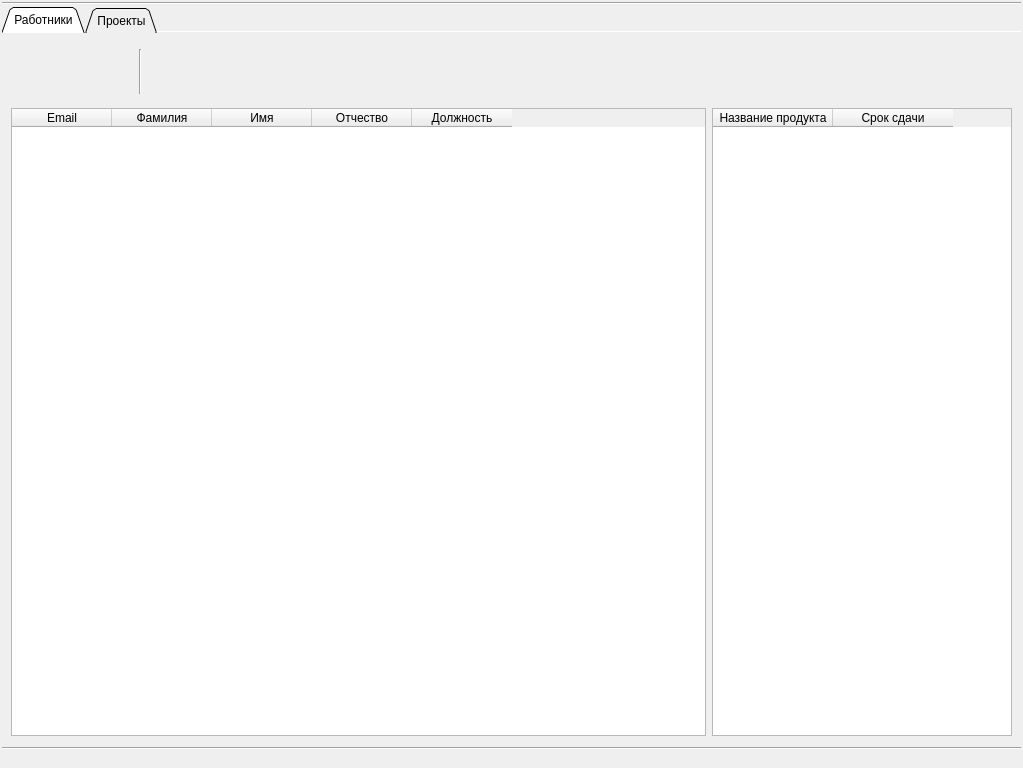
First picture: the form in ui/main_window.ui, repository DvaMishkiLapa/StaffMI_client, before the edit.
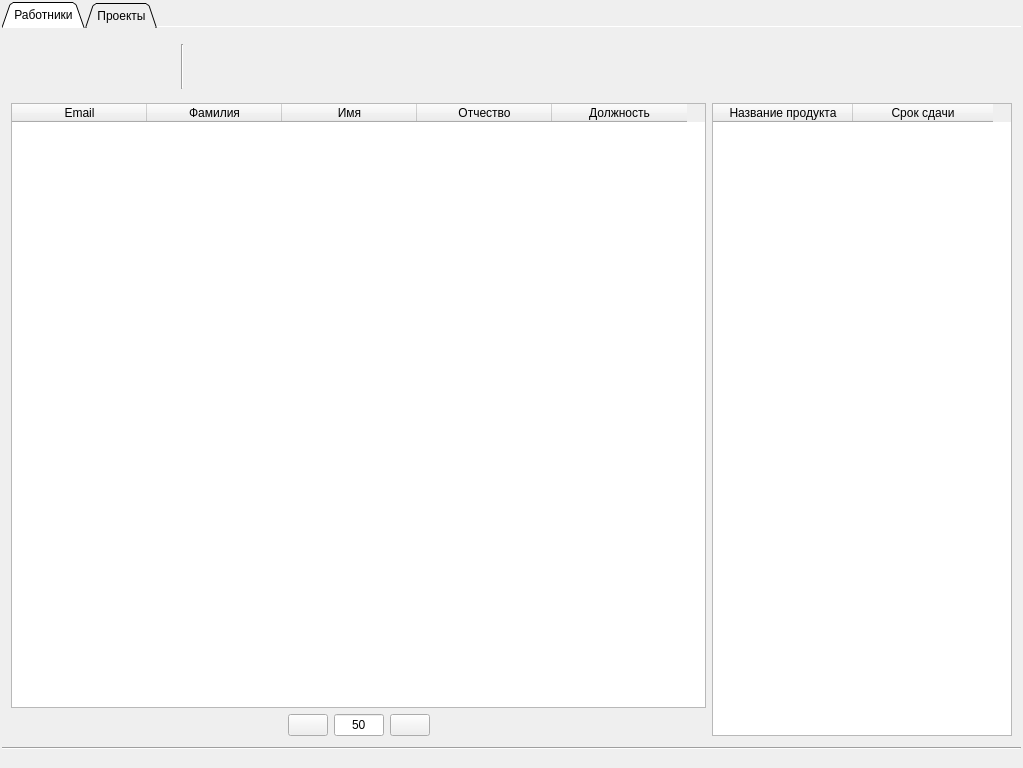
Second picture: the form after the edit. Icons and pictures are not drawn.

Commit message: Added pagination of workers in the interface

```diff
--- a/ui/main_window.ui
+++ b/ui/main_window.ui
@@ -64,35 +64,7 @@
     <property name="spacing">
      <number>2</number>
     </property>
-    <item row="3" column="0">
-     <widget class="QLabel" name="label_log_main">
-      <property name="styleSheet">
-       <string notr="true">color: rgb(255, 0, 0);
-font-weight: bold;</string>
-      </property>
-      <property name="text">
-       <string/>
-      </property>
-      <property name="alignment">
-       <set>Qt::AlignRight|Qt::AlignTrailing|Qt::AlignVCenter</set>
-      </property>
-     </widget>
-    </item>
-    <item row="0" column="0">
-     <widget class="Line" name="line_2">
-      <property name="orientation">
-       <enum>Qt::Horizontal</enum>
-      </property>
-     </widget>
-    </item>
-    <item row="2" column="0">
-     <widget class="Line" name="line_3">
-      <property name="orientation">
-       <enum>Qt::Horizontal</enum>
-      </property>
-     </widget>
-    </item>
-    <item row="1" column="0">
+    <item row="0" column="0" colspan="2">
      <widget class="QTabWidget" name="tabWidget">
       <property name="tabPosition">
        <enum>QTabWidget::North</enum>
@@ -321,6 +293,32 @@
               </property>
              </widget>
             </item>
+            <item>
+             <widget class="QPushButton" name="search_user">
+              <property name="sizePolicy">
+               <sizepolicy hsizetype="Minimum" vsizetype="Minimum">
+                <horstretch>0</horstretch>
+                <verstretch>0</verstretch>
+               </sizepolicy>
+              </property>
+              <property name="text">
+               <string/>
+              </property>
+              <property name="icon">
+               <iconset>
+                <normaloff>icons/search_user.png</normaloff>icons/search_user.png</iconset>
+              </property>
+              <property name="iconSize">
+               <size>
+                <width>45</width>
+                <height>45</height>
+               </size>
+              </property>
+              <property name="flat">
+               <bool>true</bool>
+              </property>
+             </widget>
+            </item>
             <item>
              <widget class="Line" name="line">
               <property name="sizePolicy">
@@ -563,7 +561,51 @@
           </widget>
          </widget>
         </item>
-        <item row="2" column="5">
+        <item row="2" column="0" colspan="5">
+         <widget class="QTableWidget" name="workers_table">
+          <property name="sizePolicy">
+           <sizepolicy hsizetype="Minimum" vsizetype="Expanding">
+            <horstretch>0</horstretch>
+            <verstretch>0</verstretch>
+           </sizepolicy>
+          </property>
+          <property name="selectionBehavior">
+           <enum>QAbstractItemView::SelectRows</enum>
+          </property>
+          <property name="gridStyle">
+           <enum>Qt::SolidLine</enum>
+          </property>
+          <attribute name="horizontalHeaderDefaultSectionSize">
+           <number>135</number>
+          </attribute>
+          <column>
+           <property name="text">
+            <string>Email</string>
+           </property>
+          </column>
+          <column>
+           <property name="text">
+            <string>Фамилия</string>
+           </property>
+          </column>
+          <column>
+           <property name="text">
+            <string>Имя</string>
+           </property>
+          </column>
+          <column>
+           <property name="text">
+            <string>Отчество</string>
+           </property>
+          </column>
+          <column>
+           <property name="text">
+            <string>Должность</string>
+           </property>
+          </column>
+         </widget>
+        </item>
+        <item row="2" column="5" rowspan="2">
          <widget class="QTableWidget" name="current_projects_table">
           <property name="sizePolicy">
            <sizepolicy hsizetype="Maximum" vsizetype="Expanding">
@@ -579,7 +621,7 @@
           </property>
           <property name="maximumSize">
            <size>
-            <width>500</width>
+            <width>300</width>
             <height>16777215</height>
            </size>
           </property>
@@ -596,7 +638,7 @@
            <bool>false</bool>
           </attribute>
           <attribute name="horizontalHeaderDefaultSectionSize">
-           <number>120</number>
+           <number>140</number>
           </attribute>
           <attribute name="horizontalHeaderMinimumSectionSize">
            <number>39</number>
@@ -622,46 +664,109 @@
           </column>
          </widget>
         </item>
-        <item row="2" column="0" colspan="5">
-         <widget class="QTableWidget" name="workers_table">
-          <property name="sizePolicy">
-           <sizepolicy hsizetype="Minimum" vsizetype="Expanding">
-            <horstretch>0</horstretch>
-            <verstretch>0</verstretch>
-           </sizepolicy>
-          </property>
-          <property name="selectionBehavior">
-           <enum>QAbstractItemView::SelectRows</enum>
-          </property>
-          <property name="gridStyle">
-           <enum>Qt::SolidLine</enum>
-          </property>
-          <column>
-           <property name="text">
-            <string>Email</string>
-           </property>
-          </column>
-          <column>
-           <property name="text">
-            <string>Фамилия</string>
-           </property>
-          </column>
-          <column>
-           <property name="text">
-            <string>Имя</string>
-           </property>
-          </column>
-          <column>
-           <property name="text">
-            <string>Отчество</string>
-           </property>
-          </column>
-          <column>
-           <property name="text">
-            <string>Должность</string>
-           </property>
-          </column>
-         </widget>
+        <item row="3" column="0" colspan="5">
+         <layout class="QGridLayout" name="gridLayout_4">
+          <item row="1" column="0">
+           <spacer name="horizontalSpacer_3">
+            <property name="orientation">
+             <enum>Qt::Horizontal</enum>
+            </property>
+            <property name="sizeHint" stdset="0">
+             <size>
+              <width>40</width>
+              <height>20</height>
+             </size>
+            </property>
+           </spacer>
+          </item>
+          <item row="1" column="2">
+           <widget class="QLineEdit" name="output_size">
+            <property name="sizePolicy">
+             <sizepolicy hsizetype="Minimum" vsizetype="Fixed">
+              <horstretch>0</horstretch>
+              <verstretch>0</verstretch>
+             </sizepolicy>
+            </property>
+            <property name="minimumSize">
+             <size>
+              <width>50</width>
+              <height>0</height>
+             </size>
+            </property>
+            <property name="maximumSize">
+             <size>
+              <width>50</width>
+              <height>16777215</height>
+             </size>
+            </property>
+            <property name="text">
+             <string>50</string>
+            </property>
+            <property name="maxLength">
+             <number>10000</number>
+            </property>
+            <property name="frame">
+             <bool>true</bool>
+            </property>
+            <property name="alignment">
+             <set>Qt::AlignCenter</set>
+            </property>
+           </widget>
+          </item>
+          <item row="1" column="1">
+           <widget class="QPushButton" name="page_left">
+            <property name="sizePolicy">
+             <sizepolicy hsizetype="Minimum" vsizetype="Minimum">
+              <horstretch>0</horstretch>
+              <verstretch>0</verstretch>
+             </sizepolicy>
+            </property>
+            <property name="text">
+             <string/>
+            </property>
+            <property name="icon">
+             <iconset>
+              <normaloff>icons/left_arrow.png</normaloff>icons/left_arrow.png</iconset>
+            </property>
+           </widget>
+          </item>
+          <item row="1" column="3">
+           <widget class="QPushButton" name="page_right">
+            <property name="sizePolicy">
+             <sizepolicy hsizetype="Minimum" vsizetype="Minimum">
+              <horstretch>0</horstretch>
+              <verstretch>0</verstretch>
+             </sizepolicy>
+            </property>
+            <property name="text">
+             <string/>
+            </property>
+            <property name="icon">
+             <iconset>
+              <normaloff>icons/right_arrow.png</normaloff>icons/right_arrow.png</iconset>
+            </property>
+            <property name="iconSize">
+             <size>
+              <width>16</width>
+              <height>16</height>
+             </size>
+            </property>
+           </widget>
+          </item>
+          <item row="1" column="4">
+           <spacer name="horizontalSpacer_4">
+            <property name="orientation">
+             <enum>Qt::Horizontal</enum>
+            </property>
+            <property name="sizeHint" stdset="0">
+             <size>
+              <width>40</width>
+              <height>20</height>
+             </size>
+            </property>
+           </spacer>
+          </item>
+         </layout>
         </item>
        </layout>
       </widget>
@@ -962,7 +1067,7 @@
            <enum>QAbstractItemView::SelectRows</enum>
           </property>
           <attribute name="horizontalHeaderDefaultSectionSize">
-           <number>120</number>
+           <number>200</number>
           </attribute>
           <column>
            <property name="text">
@@ -980,6 +1085,45 @@
       </widget>
      </widget>
     </item>
+    <item row="2" column="0" colspan="2">
+     <widget class="QLabel" name="label_log_main">
+      <property name="sizePolicy">
+       <sizepolicy hsizetype="Minimum" vsizetype="Preferred">
+        <horstretch>0</horstretch>
+        <verstretch>0</verstretch>
+       </sizepolicy>
+      </property>
+      <property name="minimumSize">
+       <size>
+        <width>0</width>
+        <height>0</height>
+       </size>
+      </property>
+      <property name="maximumSize">
+       <size>
+        <width>16777215</width>
+        <height>16777215</height>
+       </size>
+      </property>
+      <property name="styleSheet">
+       <string notr="true">color: rgb(255, 0, 0);
+font-weight: bold;</string>
+      </property>
+      <property name="text">
+       <string/>
+      </property>
+      <property name="alignment">
+       <set>Qt::AlignRight|Qt::AlignTrailing|Qt::AlignVCenter</set>
+      </property>
+     </widget>
+    </item>
+    <item row="1" column="0" colspan="2">
+     <widget class="Line" name="line_3">
+      <property name="orientation">
+       <enum>Qt::Horizontal</enum>
+      </property>
+     </widget>
+    </item>
    </layout>
   </widget>
  </widget>
```
The commit also changes 6 other files.
